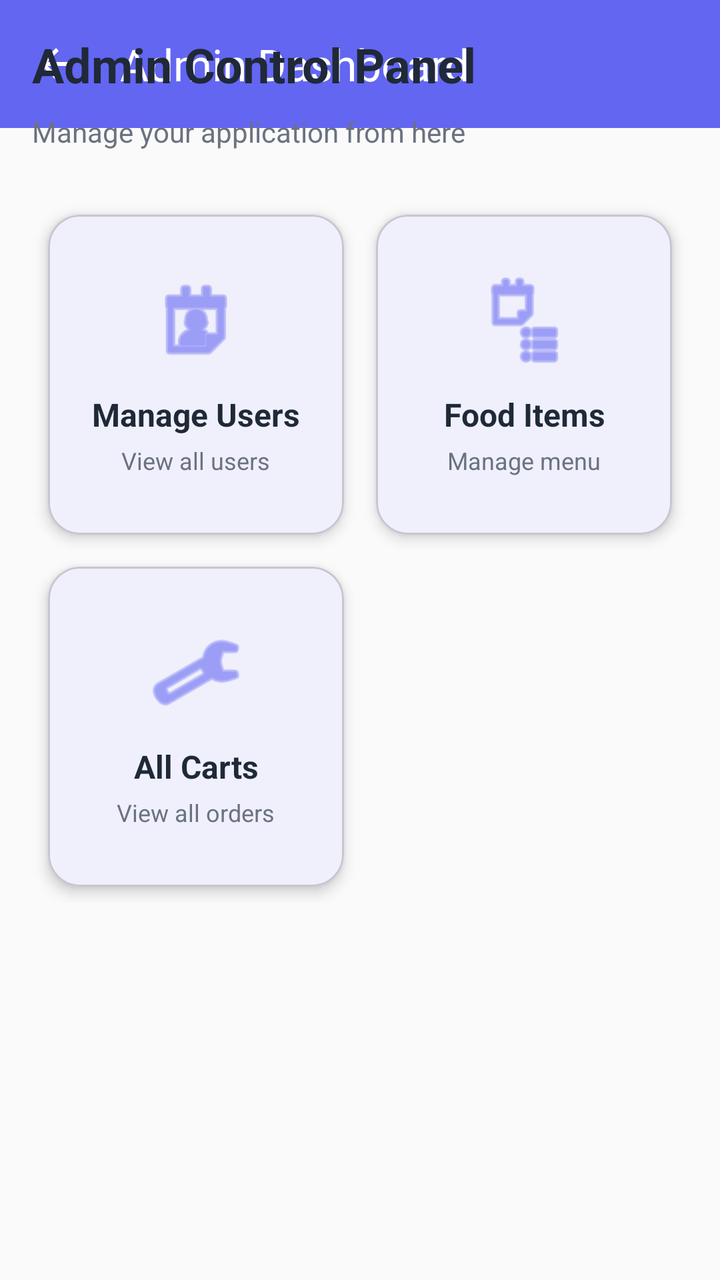
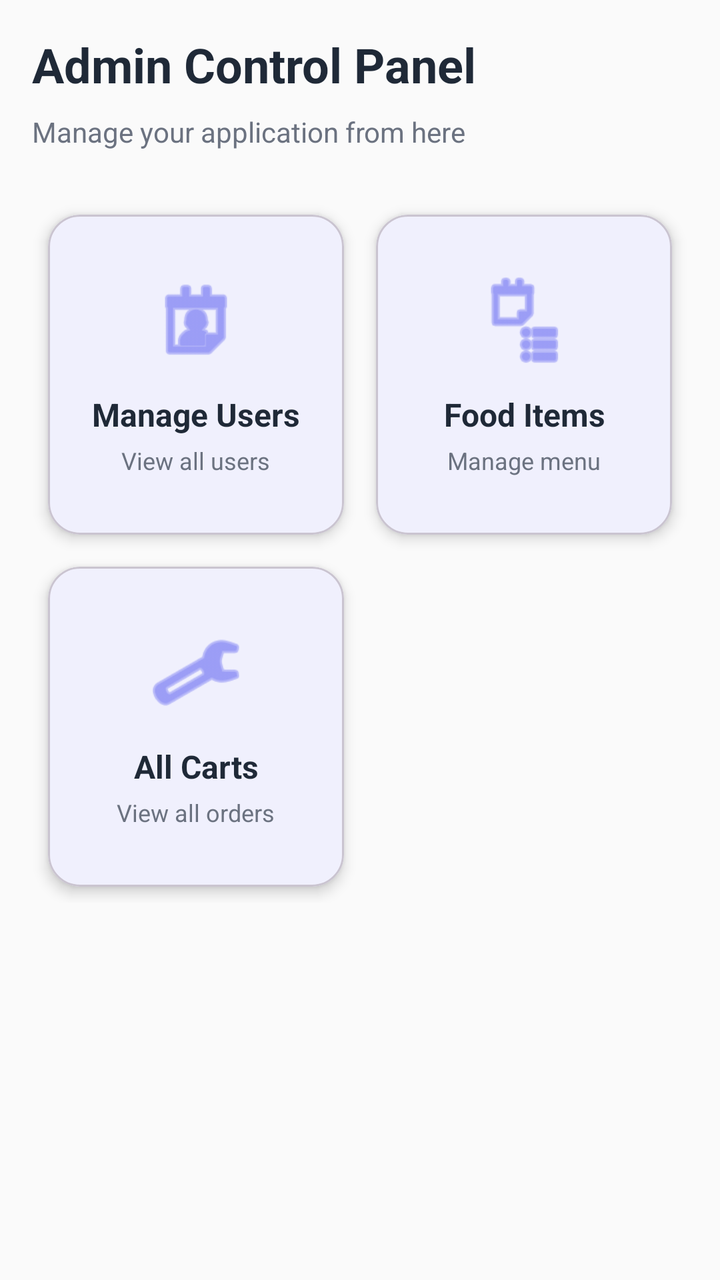

Before-and-after screenshots of an Android layout around one commit, followed by the original layout XML and the change that was made.
<!-- AndroidManifest.xml: application theme Theme.TestApp -->
<!-- res/layout/fragment_admin.xml -->
<?xml version="1.0" encoding="utf-8"?>
<androidx.coordinatorlayout.widget.CoordinatorLayout xmlns:android="http://schemas.android.com/apk/res/android"
    xmlns:app="http://schemas.android.com/apk/res-auto"
    xmlns:tools="http://schemas.android.com/tools"
    android:id="@+id/main"
    android:layout_width="match_parent"
    android:layout_height="match_parent"
    android:background="?attr/android:colorBackground"
    tools:context=".screens.AdminActivity">

    <com.google.android.material.appbar.AppBarLayout
        android:layout_width="match_parent"
        android:layout_height="wrap_content"
        android:theme="@style/ThemeOverlay.AppCompat.Dark.ActionBar">

        <androidx.appcompat.widget.Toolbar
            android:id="@+id/toolbar"
            android:layout_width="match_parent"
            android:layout_height="?attr/actionBarSize"
            android:background="?attr/colorPrimary"
            app:popupTheme="@style/ThemeOverlay.AppCompat.Light"
            app:title="Admin Dashboard"
            app:navigationIcon="?attr/homeAsUpIndicator" />

    </com.google.android.material.appbar.AppBarLayout>

    <androidx.core.widget.NestedScrollView
        android:layout_width="match_parent"
        android:layout_height="match_parent"
>

        <LinearLayout
            android:layout_width="match_parent"
            android:layout_height="wrap_content"
            android:orientation="vertical"
            android:padding="16dp">

            <TextView
                android:layout_width="wrap_content"
                android:layout_height="wrap_content"
                android:text="Admin Control Panel"
                android:textSize="24sp"
                android:textStyle="bold"
                android:textColor="?attr/colorOnBackground"
                android:layout_marginBottom="8dp" />

            <TextView
                android:layout_width="wrap_content"
                android:layout_height="wrap_content"
                android:text="Manage your application from here"
                android:textSize="14sp"
                android:textColor="?attr/colorOnSurfaceVariant"
                android:layout_marginBottom="24dp" />

            <GridLayout
                android:layout_width="match_parent"
                android:layout_height="wrap_content"
                android:columnCount="2"
                android:useDefaultMargins="true">

                <com.google.android.material.card.MaterialCardView
                    android:layout_width="0dp"
                    android:layout_height="160dp"
                    android:layout_columnWeight="1"
                    android:layout_margin="8dp"
                    app:cardCornerRadius="16dp"
                    app:cardElevation="4dp">

                    <LinearLayout
                        android:id="@+id/card_users"
                        android:layout_width="match_parent"
                        android:layout_height="match_parent"
                        android:orientation="vertical"
                        android:gravity="center"
                        android:padding="16dp"
                        android:clickable="true"
                        android:focusable="true"
                        android:background="?attr/selectableItemBackground">

                        <ImageView
                            android:layout_width="48dp"
                            android:layout_height="48dp"
                            android:src="@android:drawable/ic_menu_my_calendar"
                            app:tint="?attr/colorPrimary"
                            android:layout_marginBottom="12dp" />

                        <TextView
                            android:layout_width="wrap_content"
                            android:layout_height="wrap_content"
                            android:text="Manage Users"
                            android:textSize="16sp"
                            android:textStyle="bold"
                            android:textColor="?attr/colorOnBackground"
                            android:textAlignment="center" />

                        <TextView
                            android:layout_width="wrap_content"
                            android:layout_height="wrap_content"
                            android:text="View all users"
                            android:textSize="12sp"
                            android:textColor="?attr/colorOnSurfaceVariant"
                            android:layout_marginTop="4dp" />

                    </LinearLayout>

                </com.google.android.material.card.MaterialCardView>

                <com.google.android.material.card.MaterialCardView
                    android:layout_width="0dp"
                    android:layout_height="160dp"
                    android:layout_columnWeight="1"
                    android:layout_margin="8dp"
                    app:cardCornerRadius="16dp"
                    app:cardElevation="4dp">

                    <LinearLayout
                        android:id="@+id/card_foods"
                        android:layout_width="match_parent"
                        android:layout_height="match_parent"
                        android:orientation="vertical"
                        android:gravity="center"
                        android:padding="16dp"
                        android:clickable="true"
                        android:focusable="true"
                        android:background="?attr/selectableItemBackground">

                        <ImageView
                            android:layout_width="48dp"
                            android:layout_height="48dp"
                            android:src="@android:drawable/ic_menu_agenda"
                            app:tint="?attr/colorPrimary"
                            android:layout_marginBottom="12dp" />

                        <TextView
                            android:layout_width="wrap_content"
                            android:layout_height="wrap_content"
                            android:text="Food Items"
                            android:textSize="16sp"
                            android:textStyle="bold"
                            android:textColor="?attr/colorOnBackground"
                            android:textAlignment="center" />

                        <TextView
                            android:layout_width="wrap_content"
                            android:layout_height="wrap_content"
                            android:text="Manage menu"
                            android:textSize="12sp"
                            android:textColor="?attr/colorOnSurfaceVariant"
                            android:layout_marginTop="4dp" />

                    </LinearLayout>

                </com.google.android.material.card.MaterialCardView>

                <com.google.android.material.card.MaterialCardView
                    android:layout_width="0dp"
                    android:layout_height="160dp"
                    android:layout_columnWeight="1"
                    android:layout_margin="8dp"
                    app:cardCornerRadius="16dp"
                    app:cardElevation="4dp">

                    <LinearLayout
                        android:id="@+id/card_carts"
                        android:layout_width="match_parent"
                        android:layout_height="match_parent"
                        android:orientation="vertical"
                        android:gravity="center"
                        android:padding="16dp"
                        android:clickable="true"
                        android:focusable="true"
                        android:background="?attr/selectableItemBackground">

                        <ImageView
                            android:layout_width="48dp"
                            android:layout_height="48dp"
                            android:src="@android:drawable/ic_menu_manage"
                            app:tint="?attr/colorPrimary"
                            android:layout_marginBottom="12dp" />

                        <TextView
                            android:layout_width="wrap_content"
                            android:layout_height="wrap_content"
                            android:text="All Carts"
                            android:textSize="16sp"
                            android:textStyle="bold"
                            android:textColor="?attr/colorOnBackground"
                            android:textAlignment="center" />

                        <TextView
                            android:layout_width="wrap_content"
                            android:layout_height="wrap_content"
                            android:text="View all orders"
                            android:textSize="12sp"
                            android:textColor="?attr/colorOnSurfaceVariant"
                            android:layout_marginTop="4dp" />

                    </LinearLayout>

                </com.google.android.material.card.MaterialCardView>


            </GridLayout>

        </LinearLayout>

    </androidx.core.widget.NestedScrollView>

</androidx.coordinatorlayout.widget.CoordinatorLayout>
<!-- resources referenced by this layout -->
<resources>
  <style name="Theme.TestApp" parent="Base.Theme.TestApp" />
  <style name="Base.Theme.TestApp" parent="Theme.Material3.DayNight.NoActionBar">
          <item name="colorPrimary">@color/primary</item>
          <item name="colorPrimaryVariant">@color/primary_variant</item>
          <item name="colorOnPrimary">@color/on_primary</item>
          
          <item name="colorSecondary">@color/secondary</item>
          <item name="colorSecondaryVariant">@color/secondary_variant</item>
          <item name="colorOnSecondary">@color/on_secondary</item>
          
          <item name="android:colorBackground">@color/background</item>
          <item name="colorSurface">@color/surface</item>
          <item name="colorOnBackground">@color/on_background</item>
          <item name="colorOnSurface">@color/on_surface</item>
          
          <item name="colorError">@color/error</item>
          <item name="colorOnError">@color/on_error</item>
          
          <item name="colorOutline">@color/outline</item>
          <item name="colorSurfaceVariant">@color/surface_variant</item>
          <item name="colorOnSurfaceVariant">@color/on_surface_variant</item>
          
          <item name="android:statusBarColor">@color/primary</item>
          <item name="android:navigationBarColor">@color/surface</item>
          <item name="android:windowLightStatusBar">false</item>
          <item name="android:windowLightNavigationBar">true</item>
      </style>
  <color name="primary">#6366F1</color>
  <color name="primary_variant">#4F46E5</color>
  <color name="on_primary">#FFFFFF</color>
  <color name="secondary">#EC4899</color>
  <color name="secondary_variant">#DB2777</color>
  <color name="on_secondary">#FFFFFF</color>
  <color name="background">#FAFAFA</color>
  <color name="surface">#FFFFFF</color>
  <color name="on_background">#1F2937</color>
  <color name="on_surface">#1F2937</color>
  <color name="error">#EF4444</color>
  <color name="on_error">#FFFFFF</color>
  <color name="outline">#E5E7EB</color>
  <color name="surface_variant">#F3F4F6</color>
  <color name="on_surface_variant">#6B7280</color>
</resources>

<!-- the commit's change to res/layout/fragment_admin.xml (unified diff, before → after) -->
@@ -2,27 +2,10 @@
 <androidx.coordinatorlayout.widget.CoordinatorLayout xmlns:android="http://schemas.android.com/apk/res/android"
     xmlns:app="http://schemas.android.com/apk/res-auto"
     xmlns:tools="http://schemas.android.com/tools"
-    android:id="@+id/main"
     android:layout_width="match_parent"
     android:layout_height="match_parent"
     android:background="?attr/android:colorBackground"
-    tools:context=".screens.AdminActivity">
-
-    <com.google.android.material.appbar.AppBarLayout
-        android:layout_width="match_parent"
-        android:layout_height="wrap_content"
-        android:theme="@style/ThemeOverlay.AppCompat.Dark.ActionBar">
-
-        <androidx.appcompat.widget.Toolbar
-            android:id="@+id/toolbar"
-            android:layout_width="match_parent"
-            android:layout_height="?attr/actionBarSize"
-            android:background="?attr/colorPrimary"
-            app:popupTheme="@style/ThemeOverlay.AppCompat.Light"
-            app:title="Admin Dashboard"
-            app:navigationIcon="?attr/homeAsUpIndicator" />
-
-    </com.google.android.material.appbar.AppBarLayout>
+    tools:context=".screens.admin.AdminFragment">
 
     <androidx.core.widget.NestedScrollView
         android:layout_width="match_parent"
